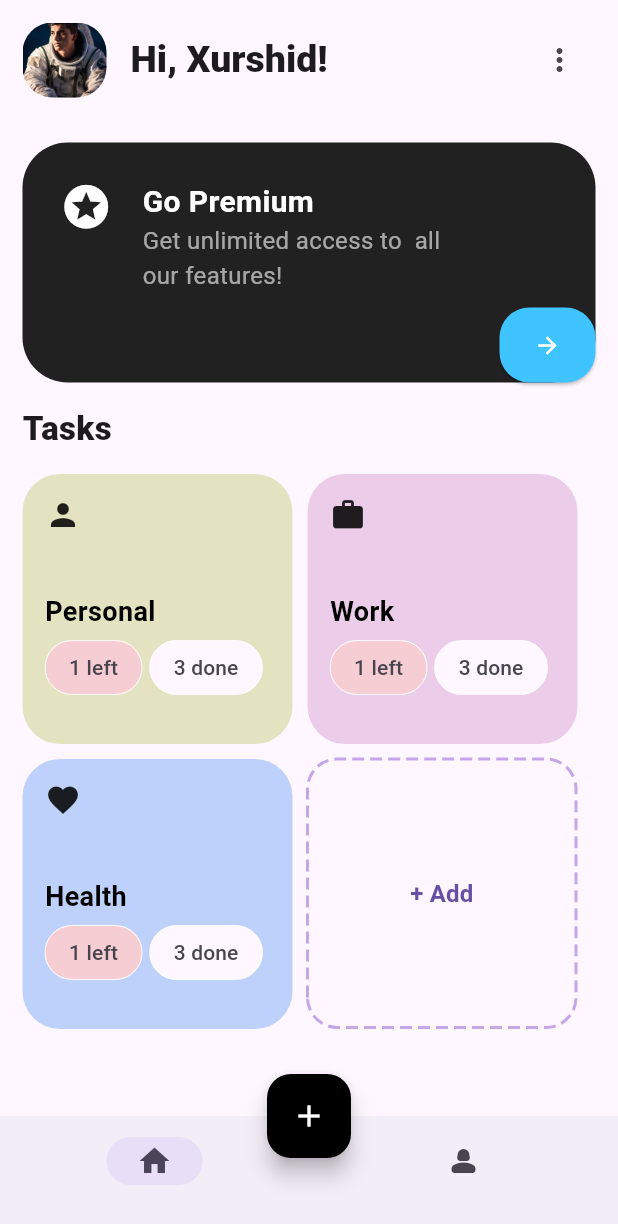
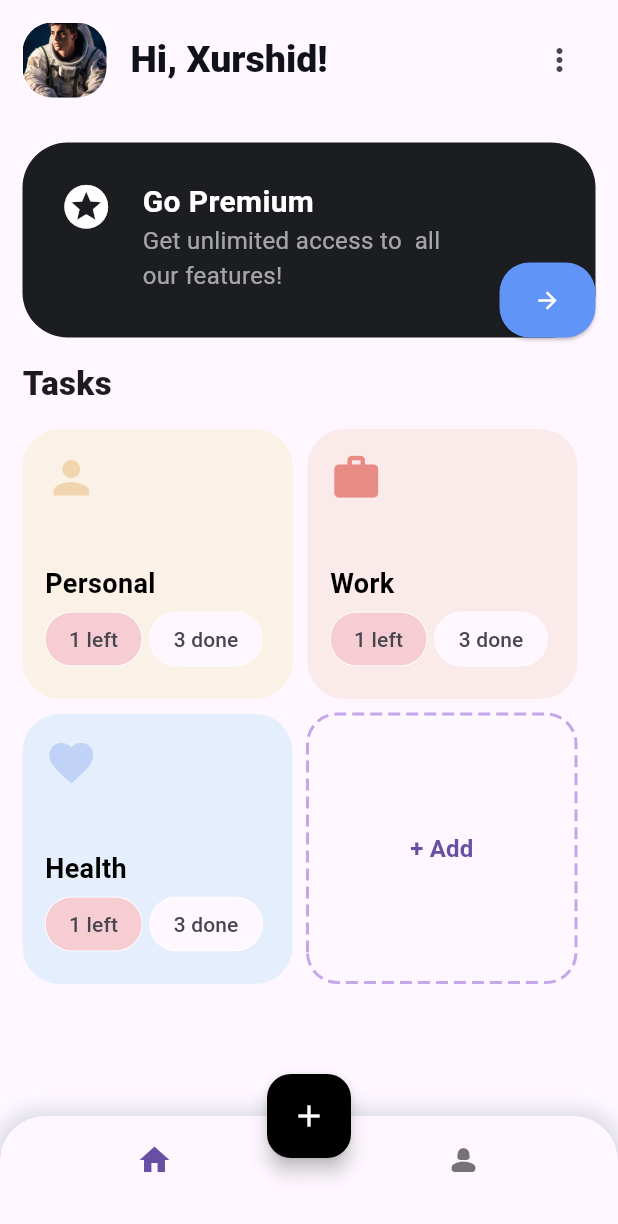
Before and after one commit to xurshiddev/manage-my-time, a Flutter app: the screen it shows after launch, on a phone screen of 412 x 824 dp. Shown: the top 1224 px of the screen. Run offline on Flutter 3.47's test engine with Material 3 defaults, Android fonts, the phone set to English and light mode, and no system bars; drawn by our look-alikes of dotted_border.

Commit message:
Created custuom bottomNavigationBat

```diff
--- a/time_management_app/lib/screens/home.dart
+++ b/time_management_app/lib/screens/home.dart
@@ -1,4 +1,5 @@
 import 'package:flutter/material.dart';
+import 'package:time_management_app/screens/tasks.dart';
 import 'package:time_management_app/widgets/app_bar.dart';
 import 'package:time_management_app/widgets/go_premium_card.dart';
 import 'package:time_management_app/widgets/tasks_card.dart';
@@ -9,13 +10,14 @@ class Home extends StatelessWidget {
   @override
   Widget build(BuildContext context) {
     return Scaffold(
-      appBar: const PreferredSize(preferredSize: Size(400, 80), child: MyAppBar()),
-      body: const Column(
+      appBar:
+          const PreferredSize(preferredSize: Size(400, 80), child: MyAppBar()),
+      body: Column(
         mainAxisSize: MainAxisSize.min,
         crossAxisAlignment: CrossAxisAlignment.start,
         children: [
-          GoPremiumCard(),
-          Padding(
+          const GoPremiumCard(),
+          const Padding(
             padding: EdgeInsets.symmetric(horizontal: 15),
             child: Text(
               "Tasks",
@@ -23,45 +25,82 @@ class Home extends StatelessWidget {
             ),
           ),
           Padding(
-              padding: EdgeInsets.all(15),
+              padding: const EdgeInsets.all(15),
               child: Wrap(
                 spacing: 10,
                 runSpacing: 10,
                 direction: Axis.horizontal,
                 children: [
-                  TasksCard(
-                    taskName: "Personal",
-                    taskColor: Color.fromRGBO(194, 201, 118, 0.444),
-                    taskIcon: Icon(Icons.person),
+                  InkWell(
+                    onTap: () => Navigator.push(context,
+                        MaterialPageRoute(builder: (context) => const Tasks())),
+                    child: const TasksCard(
+                      taskName: "Personal",
+                      taskColor: Color.fromARGB(255, 250, 242, 230),
+                      taskIcon: Icon(
+                        Icons.person,
+                        color: Color.fromARGB(255, 242, 212, 174),
+                        size: 35,
+                      ),
+                    ),
                   ),
-                  TasksCard(
+                  const TasksCard(
                     taskName: "Work",
-                    taskColor: Color.fromRGBO(197, 124, 193, 0.342),
-                    taskIcon: Icon(Icons.work),
+                    taskColor: Color.fromARGB(255, 251, 234, 234),
+                    taskIcon: Icon(
+                      Icons.work,
+                      size: 35,
+                      color: Color.fromARGB(255, 232, 139, 132),
+                    ),
                   ),
-                  TasksCard(
+                  const TasksCard(
                     taskName: "Health",
-                    taskColor: Color.fromRGBO(138, 179, 246, 0.557),
-                    taskIcon: Icon(Icons.favorite_sharp),
+                    taskColor: Color.fromARGB(255, 228, 238, 252),
+                    taskIcon: Icon(
+                      Icons.favorite_sharp,
+                      size: 35,
+                      color: Color.fromARGB(255, 192, 210, 246),
+                    ),
                   ),
-                  DottedborderCard()
+                  const DottedborderCard()
                 ],
               ))
         ],
       ),
       floatingActionButtonLocation: FloatingActionButtonLocation.centerDocked,
-
       floatingActionButton: FloatingActionButton(
-      backgroundColor: Colors.black,
-
-        onPressed: (){}, child: const Icon(Icons.add, color: Colors.white,)),
-      bottomNavigationBar: NavigationBar(
-        destinations: const [
-          NavigationDestination(icon: Icon(Icons.home), label: ''),
-                    NavigationDestination(icon: Icon(Icons.person_2_rounded), label: '')
-
-        ],
-      ),
+          backgroundColor: Colors.black,
+          elevation: 5,
+          onPressed: () {},
+          child: const Icon(
+            Icons.add,
+            color: Colors.white,
+          )),
+      bottomNavigationBar: bottomNavBar(),
     );
   }
+
+  Container bottomNavBar() {
+    return Container(
+        height: 80,
+        decoration: const BoxDecoration(
+            borderRadius: BorderRadius.only(
+                topLeft: Radius.circular(30), topRight: Radius.circular(30)),
+            boxShadow: [
+              BoxShadow(
+                  color: Color.fromARGB(97, 162, 174, 182),
+                  spreadRadius: 4,
+                  blurRadius: 10)
+            ]),
+        child: ClipRRect(
+            borderRadius: const BorderRadius.only(
+                topLeft: Radius.circular(30), topRight: Radius.circular(30)),
+            child: BottomNavigationBar(
+              items: const [
+                BottomNavigationBarItem(icon: Icon(Icons.home), label: ''),
+                BottomNavigationBarItem(
+                    icon: Icon(Icons.person_2_rounded), label: '')
+              ],
+            )));
+  }
 }
--- a/time_management_app/lib/widgets/go_premium_card.dart
+++ b/time_management_app/lib/widgets/go_premium_card.dart
@@ -12,11 +12,12 @@ class GoPremiumCard extends StatelessWidget {
         children: [
           Container(
             padding: const EdgeInsets.all(25),
-            height: 160,
+            height: 130,
             width: 400,
             decoration: const BoxDecoration(
                 borderRadius: BorderRadius.all(Radius.circular(30)),
-                color: Colors.black87),
+                color: Color.fromARGB(255, 28, 29, 33)
+                ),
             child: const Row(
               crossAxisAlignment: CrossAxisAlignment.start,
               children: [
@@ -64,7 +65,7 @@ class GoPremiumCard extends StatelessWidget {
                           borderRadius: BorderRadius.all(Radius.circular(20)))),
                       iconColor: WidgetStatePropertyAll(Colors.white),
                       backgroundColor:
-                          WidgetStatePropertyAll(Colors.lightBlueAccent)),
+                          WidgetStatePropertyAll(Color.fromARGB(255, 96, 148, 247))),
                   onPressed: () {},
                   child: const Icon(Icons.arrow_forward)))
         ],
--- a/time_management_app/lib/widgets/tasks_card.dart
+++ b/time_management_app/lib/widgets/tasks_card.dart
@@ -15,6 +15,7 @@ class TasksCard extends StatelessWidget {
   @override
   Widget build(BuildContext context) {
     return Container(
+
       padding: const EdgeInsets.all(15),
       height: 180,
       width: 180,
```
Also changed, not shown: time_management_app/lib/screens/tasks.dart (added, +23 -0 lines), time_management_app/lib/widgets/app_bar.dart (+25 -1 lines).
